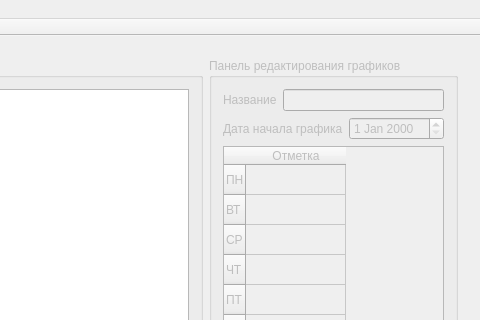
Above: SalaryCount/SalaryCount/salarycount.ui from artemkurylev/mdkp before the change; both pictures show x 243 to 723 and y 0 to 320 of the 723 by 552 pixel window. Below: the same form after it.
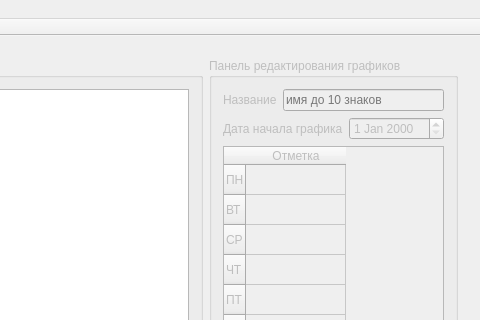
That is the form after the change. The open tabs and pages were chosen to show the change. Icons and pictures are not drawn.

Commit message: Валидация по длине имени для графика

Diff of the .ui file:
```diff
--- a/SalaryCount/SalaryCount/salarycount.ui
+++ b/SalaryCount/SalaryCount/salarycount.ui
@@ -926,7 +926,11 @@
               </widget>
              </item>
              <item>
-              <widget class="QLineEdit" name="nameDutyChart"/>
+              <widget class="QLineEdit" name="nameDutyChart">
+               <property name="placeholderText">
+                <string>имя до 10 знаков</string>
+               </property>
+              </widget>
              </item>
             </layout>
            </item>
```
Left out of the diff: 14 changed lines with no effect on the pictures. The commit also changes 2 other files.
